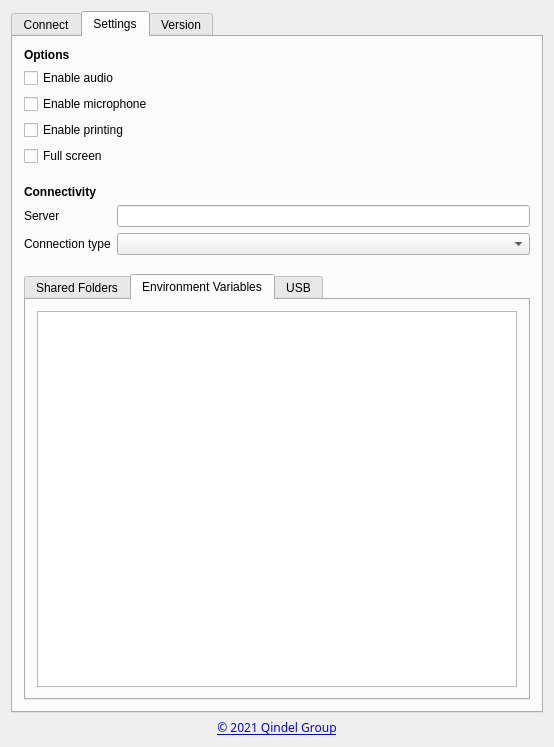
This is qtclient/gui/mainwindow.ui in theqvd/qvd-client-qt as Qt 5 draws it before an edit. The edited form follows.
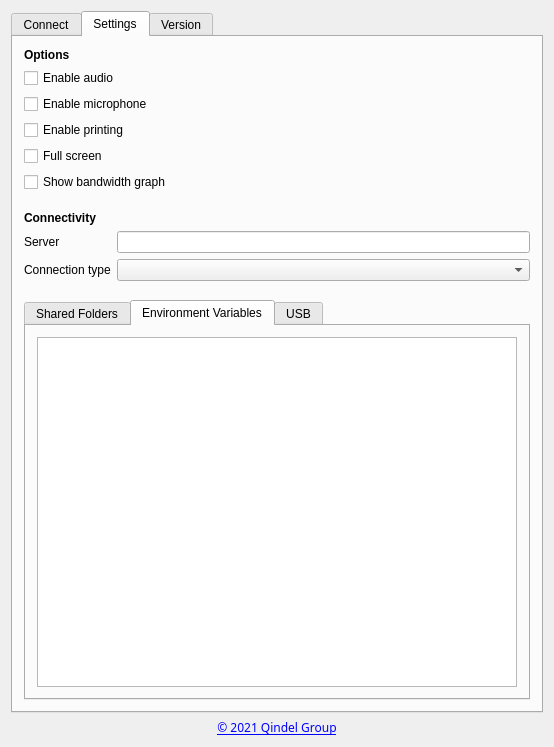
This is the edited form. The open tabs and pages were chosen to show the change. Icons and pictures are not drawn.

```diff
--- a/qtclient/gui/mainwindow.ui
+++ b/qtclient/gui/mainwindow.ui
@@ -204,6 +204,13 @@
             </property>
            </widget>
           </item>
+          <item>
+           <widget class="QCheckBox" name="showBandwidthGraphCheck">
+            <property name="text">
+             <string>Show bandwidth graph</string>
+            </property>
+           </widget>
+          </item>
           <item>
            <spacer name="verticalSpacer_2">
             <property name="orientation">
```
Left out of the diff: 2 changed lines with no effect on the pictures.
